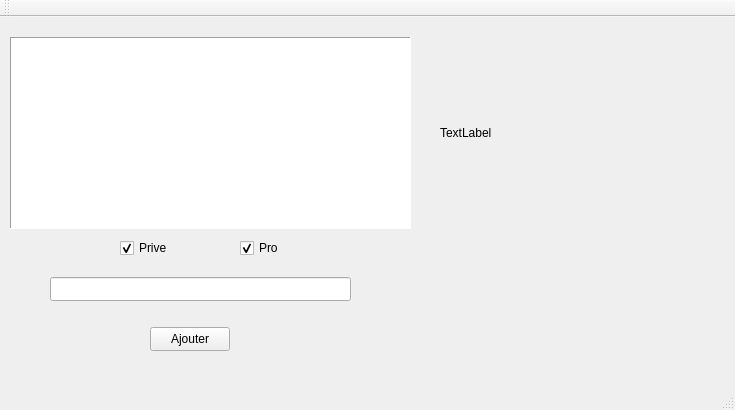
The window that My_annuaire/UI/mainwindow.ui (Yedd-Yedd/My_annuaire) describes before a commit, drawn with Qt 5.
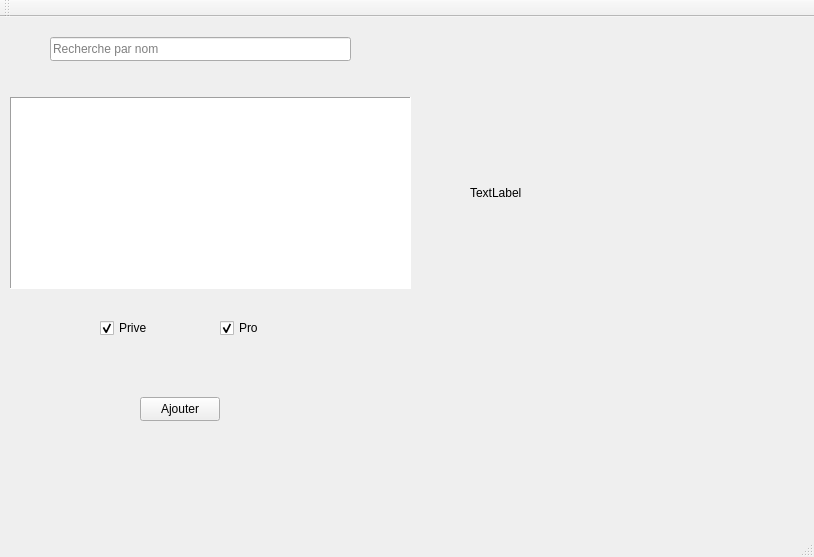
The same window after the commit.

Patch:
```diff
--- a/My_annuaire/UI/mainwindow.ui
+++ b/My_annuaire/UI/mainwindow.ui
@@ -6,8 +6,8 @@
    <rect>
     <x>0</x>
     <y>0</y>
-    <width>735</width>
-    <height>410</height>
+    <width>814</width>
+    <height>557</height>
    </rect>
   </property>
   <property name="windowTitle">
@@ -18,7 +18,7 @@
     <property name="geometry">
      <rect>
       <x>10</x>
-      <y>20</y>
+      <y>80</y>
       <width>401</width>
       <height>192</height>
      </rect>
@@ -51,8 +51,8 @@
    <widget class="QLabel" name="label">
     <property name="geometry">
      <rect>
-      <x>440</x>
-      <y>30</y>
+      <x>470</x>
+      <y>90</y>
       <width>261</width>
       <height>171</height>
      </rect>
@@ -65,17 +65,20 @@
     <property name="geometry">
      <rect>
       <x>50</x>
-      <y>260</y>
+      <y>20</y>
       <width>301</width>
       <height>24</height>
      </rect>
     </property>
+    <property name="placeholderText">
+     <string>Recherche par nom</string>
+    </property>
    </widget>
    <widget class="QPushButton" name="pushButton_2">
     <property name="geometry">
      <rect>
-      <x>150</x>
-      <y>310</y>
+      <x>140</x>
+      <y>380</y>
       <width>80</width>
       <height>24</height>
      </rect>
@@ -87,8 +90,8 @@
    <widget class="QCheckBox" name="checkBox">
     <property name="geometry">
      <rect>
-      <x>120</x>
-      <y>220</y>
+      <x>100</x>
+      <y>300</y>
       <width>78</width>
       <height>22</height>
      </rect>
@@ -103,8 +106,8 @@
    <widget class="QCheckBox" name="checkBox_2">
     <property name="geometry">
      <rect>
-      <x>240</x>
-      <y>220</y>
+      <x>220</x>
+      <y>300</y>
       <width>78</width>
       <height>22</height>
      </rect>
```
Left out of the diff: 6 changed lines with no effect on the pictures.
